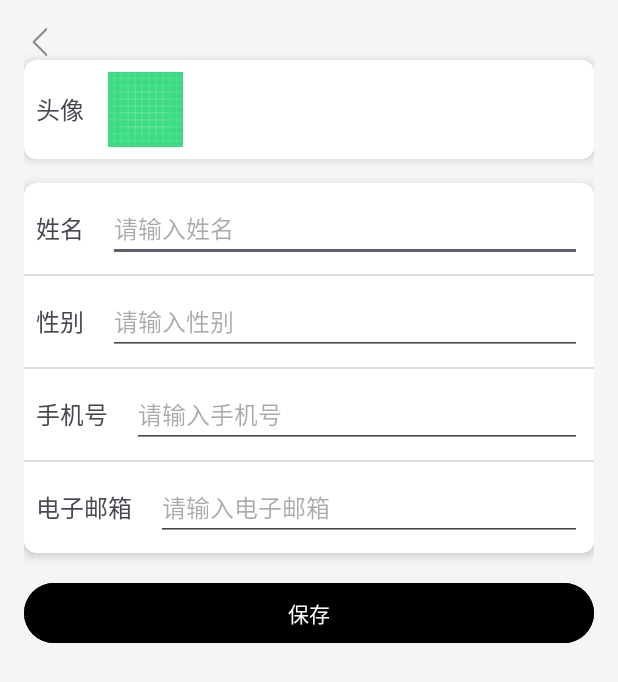
After one commit to lcx1230/MyApplication, an Android app: the ProfileActivity screen opened directly, with no data from a screen before it, on a phone screen of 412 x 824 dp. The commit adds this screen. Shown: the top 682 px of the screen. Run offline under Robolectric (Android 15) with nearby library versions, the phone set to English and light mode, and no system bars; pictures from the network do not load.

Commit message:
[Task]完成个人信息修改和图片加载

```diff
--- a/app/build.gradle.kts
+++ b/app/build.gradle.kts
@@ -51,4 +51,5 @@ dependencies {
     implementation ("com.github.bumptech.glide:glide:4.16.0")
     annotationProcessor ("com.github.bumptech.glide:compiler:4.16.0")
     implementation ("org.jsoup:jsoup:1.15.3")
+    implementation ("androidx.core:core:1.9.0")// 或更高版本
 }
--- /dev/null
+++ b/app/src/main/java/com/example/myapplication/home/ProfileActivity.java
@@ -0,0 +1,164 @@
+package com.example.myapplication.home;
+
+import android.content.ContentValues;
+import android.content.Intent;
+import android.graphics.Bitmap;
+import android.net.Uri;
+import android.os.Bundle;
+import android.provider.MediaStore;
+import android.text.TextUtils;
+import android.util.Log;
+import android.widget.Button;
+import android.widget.EditText;
+import android.widget.ImageView;
+import android.widget.Toast;
+import androidx.appcompat.app.AppCompatActivity;
+import com.bumptech.glide.Glide;
+import com.example.myapplication.R;
+import com.example.myapplication.dao.UserDAO;
+import com.example.myapplication.model.User;
+import com.example.myapplication.utils.UserManager;
+import java.io.IOException;
+
+public class ProfileActivity extends AppCompatActivity {
+
+    private static final int PICK_IMAGE_REQUEST = 1; // 选择图片请求码
+    private EditText etName, etGender, etPhone, etEmail;
+    private ImageView ivAvatar;
+    private Button btnSave;
+    private Uri imageUri = null; // 存储新的头像 Uri
+    private UserDAO userDAO;
+    private User currentUser; // 当前用户
+
+    @Override
+    protected void onCreate(Bundle savedInstanceState) {
+        super.onCreate(savedInstanceState);
+        setContentView(R.layout.adjust_profile); // 你的布局文件
+
+        // 初始化视图
+        etName = findViewById(R.id.et_name);
+        etGender = findViewById(R.id.et_gender);
+        etPhone = findViewById(R.id.et_phone);
+        etEmail = findViewById(R.id.et_email);
+        ivAvatar = findViewById(R.id.iv_avatar);
+        btnSave = findViewById(R.id.btn_save);
+
+        userDAO = new UserDAO(this);
+        currentUser = UserManager.getInstance().getUser(); // 获取当前用户
+
+        // 加载用户信息
+        loadUserProfile();
+
+        // 点击头像更换图片
+        ivAvatar.setOnClickListener(v -> openImageChooser());
+
+        // 点击保存按钮更新数据
+        btnSave.setOnClickListener(v -> updateUserInfo());
+
+        // 返回按钮
+        ImageView ivBack = findViewById(R.id.iv_back);
+        ivBack.setOnClickListener(v -> finish());
+    }
+
+    /**
+     * 🔹 加载用户信息
+     */
+    private void loadUserProfile() {
+        if (currentUser != null) {
+            etName.setText(currentUser.getName());
+            etGender.setText(currentUser.getGender());
+            etPhone.setText(currentUser.getPhone());
+            etEmail.setText(currentUser.getEmail());
+
+            String avatarUrl = currentUser.getAvatarUrl();
+            if (avatarUrl != null && !avatarUrl.isEmpty()) {
+                Uri uri = Uri.parse(avatarUrl);
+                Glide.with(this)
+                        .load(uri)
+                        .placeholder(R.drawable.default_avatar)
+                        .error(R.drawable.icon)
+                        .into(ivAvatar);
+            } else {
+                ivAvatar.setImageResource(R.drawable.default_avatar);
+            }
+        } else {
+            Toast.makeText(this, "加载用户信息失败", Toast.LENGTH_SHORT).show();
+        }
+    }
+
+    /**
+     * 🔹 选择图片
+     */
+    private void openImageChooser() {
+        Intent intent = new Intent(Intent.ACTION_PICK, MediaStore.Images.Media.EXTERNAL_CONTENT_URI);
+        intent.setType("image/*");
+        startActivityForResult(intent, PICK_IMAGE_REQUEST);
+    }
+
+    /**
+     * 🔹 获取选择的图片
+     */
+    @Override
+    protected void onActivityResult(int requestCode, int resultCode, Intent data) {
+        super.onActivityResult(requestCode, resultCode, data);
+        if (requestCode == PICK_IMAGE_REQUEST && resultCode == RESULT_OK && data != null && data.getData() != null) {
+            imageUri = data.getData();
+            Log.d("ProfileActivity", "新头像 URI: " + imageUri);
+
+            Glide.with(this)
+                    .load(imageUri)
+                    .into(ivAvatar);
+        }
+    }
+
+    /**
+     * 🔹 更新用户信息
+     */
+    private void updateUserInfo() {
+        String name = etName.getText().toString().trim();
+        String gender = etGender.getText().toString().trim();
+        String phone = etPhone.getText().toString().trim();
+        String email = etEmail.getText().toString().trim();
+
+        // 🔍 校验输入格式
+        if (TextUtils.isEmpty(name)) {
+            etName.setError("姓名不能为空");
+            return;
+        }
+
+        if (!"男".equals(gender) && !"女".equals(gender)) {
+            etGender.setError("只能填写 '男' 或 '女'");
+            return;
+        }
+
+        if (TextUtils.isEmpty(phone) || !phone.matches("^\\d{11}$")) {
+            etPhone.setError("手机号格式错误");
+            return;
+        }
+
+        if (TextUtils.isEmpty(email) || !email.matches("^[A-Za-z0-9._%+-]+@ujs\\.com$")) {
+            etEmail.setError("邮箱格式错误");
+            return;
+        }
+
+        // 获取新头像 URI（如果用户上传了新头像）
+        String newAvatarUrl = (imageUri != null) ? imageUri.toString() : currentUser.getAvatarUrl();
+
+        // 更新 User 对象
+        currentUser.setName(name);
+        currentUser.setGender(gender);
+        currentUser.setPhone(phone);
+        currentUser.setEmail(email);
+        currentUser.setAvatarUrl(newAvatarUrl);
+
+        // 更新数据库
+        int rowsUpdated = userDAO.updateUserByExit(currentUser);
+        if (rowsUpdated > 0) {
+            Toast.makeText(this, "个人信息更新成功", Toast.LENGTH_SHORT).show();
+            UserManager.getInstance().setUser(currentUser); // 更新全局用户信息
+            finish(); // 关闭当前界面
+        } else {
+            Toast.makeText(this, "更新失败，请重试", Toast.LENGTH_SHORT).show();
+        }
+    }
+}
--- /dev/null
+++ b/app/src/main/java/com/example/myapplication/utils/UserManager.java
@@ -0,0 +1,29 @@
+package com.example.myapplication.utils;
+
+import com.example.myapplication.model.User;
+
+public class UserManager {
+    private static UserManager instance;
+    private User currentUser;
+
+    private UserManager() {}
+
+    public static UserManager getInstance() {
+        if (instance == null) {
+            instance = new UserManager();
+        }
+        return instance;
+    }
+
+    public void setUser(User user) {
+        this.currentUser = user;
+    }
+
+    public User getUser() {
+        return currentUser;
+    }
+
+    public void clearUser() {
+        currentUser = null;
+    }
+}
--- /dev/null
+++ b/app/src/main/res/layout/adjust_profile.xml
@@ -0,0 +1,200 @@
+<?xml version="1.0" encoding="utf-8"?>
+<androidx.constraintlayout.widget.ConstraintLayout xmlns:android="http://schemas.android.com/apk/res/android"
+    xmlns:app="http://schemas.android.com/apk/res-auto"
+    android:layout_width="match_parent"
+    android:layout_height="match_parent"
+    android:padding="16dp"
+    android:background="#F5F5F5">
+
+    <!-- 返回箭头 -->
+    <ImageView
+        android:id="@+id/iv_back"
+        android:layout_width="24dp"
+        android:layout_height="24dp"
+        android:src="@drawable/back"
+        android:contentDescription="返回"
+        app:layout_constraintStart_toStartOf="parent"
+        app:layout_constraintTop_toTopOf="parent"
+        android:layout_marginTop="0dp"
+        android:layout_marginStart="0dp"
+
+        />  <!-- 确保箭头完全贴紧左侧 -->
+
+    <!-- 头像 -->
+    <androidx.cardview.widget.CardView
+        android:id="@+id/ll_avatar"
+        android:layout_width="0dp"
+        android:layout_height="wrap_content"
+        app:cardCornerRadius="8dp"
+        app:cardElevation="4dp"
+        android:background="@android:color/white"
+        app:layout_constraintTop_toBottomOf="@id/iv_back"
+        app:layout_constraintStart_toStartOf="parent"
+        app:layout_constraintEnd_toEndOf="parent"
+        android:padding="12dp">
+
+        <LinearLayout
+            android:layout_width="match_parent"
+            android:layout_height="wrap_content"
+            android:gravity="center_vertical"
+            android:orientation="horizontal"
+            android:padding="8dp">
+
+            <TextView
+                android:layout_width="wrap_content"
+                android:layout_height="wrap_content"
+                android:layout_marginEnd="16dp"
+                android:text="头像"
+                android:textSize="16sp" />
+
+            <ImageView
+                android:id="@+id/iv_avatar"
+                android:layout_width="50dp"
+                android:layout_height="50dp"
+                android:contentDescription="用户头像"
+                android:src="@drawable/ic_launcher_background" />
+        </LinearLayout>
+    </androidx.cardview.widget.CardView>
+
+    <!-- 个人信息框 -->
+    <androidx.cardview.widget.CardView
+        android:id="@+id/card_user_info"
+        android:layout_width="0dp"
+        android:layout_height="wrap_content"
+        app:cardCornerRadius="8dp"
+        app:cardElevation="4dp"
+        android:background="@android:color/white"
+        app:layout_constraintTop_toBottomOf="@id/ll_avatar"
+        app:layout_constraintStart_toStartOf="parent"
+        app:layout_constraintEnd_toEndOf="parent"
+        android:padding="12dp"
+        android:layout_marginTop="16dp">
+
+        <LinearLayout
+            android:layout_width="match_parent"
+            android:layout_height="wrap_content"
+            android:orientation="vertical">
+
+            <!-- 姓名 -->
+            <LinearLayout
+                android:layout_width="match_parent"
+                android:layout_height="wrap_content"
+                android:orientation="horizontal"
+                android:gravity="center_vertical"
+                android:padding="8dp">
+
+                <TextView
+                    android:layout_width="wrap_content"
+                    android:layout_height="wrap_content"
+                    android:text="姓名"
+                    android:textSize="16sp"
+                    android:layout_marginEnd="16dp"/>
+
+                <EditText
+                    android:id="@+id/et_name"
+                    android:layout_width="0dp"
+                    android:layout_height="wrap_content"
+                    android:layout_weight="1"
+                    android:hint="请输入姓名"
+                    android:textSize="16sp"/>
+            </LinearLayout>
+
+            <!-- 分割线 -->
+            <View
+                android:layout_width="match_parent"
+                android:layout_height="1dp"
+                android:background="#DDDDDD"/>
+
+            <!-- 性别 -->
+            <LinearLayout
+                android:layout_width="match_parent"
+                android:layout_height="wrap_content"
+                android:orientation="horizontal"
+                android:gravity="center_vertical"
+                android:padding="8dp">
+
+                <TextView
+                    android:layout_width="wrap_content"
+                    android:layout_height="wrap_content"
+                    android:text="性别"
+                    android:textSize="16sp"
+                    android:layout_marginEnd="16dp"/>
+
+                <EditText
+                    android:id="@+id/et_gender"
+                    android:layout_width="0dp"
+                    android:layout_height="wrap_content"
+                    android:layout_weight="1"
+                    android:hint="请输入性别"
+                    android:textSize="16sp"/>
+            </LinearLayout>
+
+            <View android:layout_width="match_parent" android:layout_height="1dp" android:background="#DDDDDD"/>
+
+            <!-- 手机号 -->
+            <LinearLayout
+                android:layout_width="match_parent"
+                android:layout_height="wrap_content"
+                android:orientation="horizontal"
+                android:gravity="center_vertical"
+                android:padding="8dp">
+
+                <TextView
+                    android:layout_width="wrap_content"
+                    android:layout_height="wrap_content"
+                    android:text="手机号"
+                    android:textSize="16sp"
+                    android:layout_marginEnd="16dp"/>
+
+                <EditText
+                    android:id="@+id/et_phone"
+                    android:layout_width="0dp"
+                    android:layout_height="wrap_content"
+                    android:layout_weight="1"
+                    android:hint="请输入手机号"
+                    android:textSize="16sp"/>
+            </LinearLayout>
+
+            <View android:layout_width="match_parent" android:layout_height="1dp" android:background="#DDDDDD"/>
+
+            <!-- 电子邮箱 -->
+            <LinearLayout
+                android:layout_width="match_parent"
+                android:layout_height="wrap_content"
+                android:orientation="horizontal"
+                android:gravity="center_vertical"
+                android:padding="8dp">
+
+                <TextView
+                    android:layout_width="wrap_content"
+                    android:layout_height="wrap_content"
+                    android:text="电子邮箱"
+                    android:textSize="16sp"
+                    android:layout_marginEnd="16dp"/>
+
+                <EditText
+                    android:id="@+id/et_email"
+                    android:layout_width="0dp"
+                    android:layout_height="wrap_content"
+                    android:layout_weight="1"
+                    android:hint="请输入电子邮箱"
+                    android:textSize="16sp"/>
+            </LinearLayout>
+
+        </LinearLayout>
+    </androidx.cardview.widget.CardView>
+
+    <!-- 保存按钮 -->
+    <Button
+        android:id="@+id/btn_save"
+        android:layout_width="match_parent"
+        android:layout_height="wrap_content"
+        android:text="保存"
+        android:backgroundTint="@color/black"
+        android:textColor="@android:color/white"
+        app:layout_constraintTop_toBottomOf="@id/card_user_info"
+        app:layout_constraintStart_toStartOf="parent"
+        app:layout_constraintEnd_toEndOf="parent"
+        android:layout_marginTop="16dp"/>
+
+</androidx.constraintlayout.widget.ConstraintLayout>
```
Also changed, not shown: app/src/main/AndroidManifest.xml (+11 -0 lines), app/src/main/java/com/example/myapplication/auth/LoginActivity.java (+11 -3 lines), app/src/main/java/com/example/myapplication/dao/UserDAO.java (+55 -14 lines), app/src/main/java/com/example/myapplication/home/ProfileFragment.java (+37 -6 lines), app/src/main/java/com/example/myapplication/utils/ImageUtil.java (added, +87 -0 lines), app/src/main/java/com/example/myapplication/utils/TestActivity.java (deleted, +0 -57 lines), app/src/main/res/layout/fragment_profile.xml (+5 -4 lines), app/src/main/res/drawable/back.png (added).
